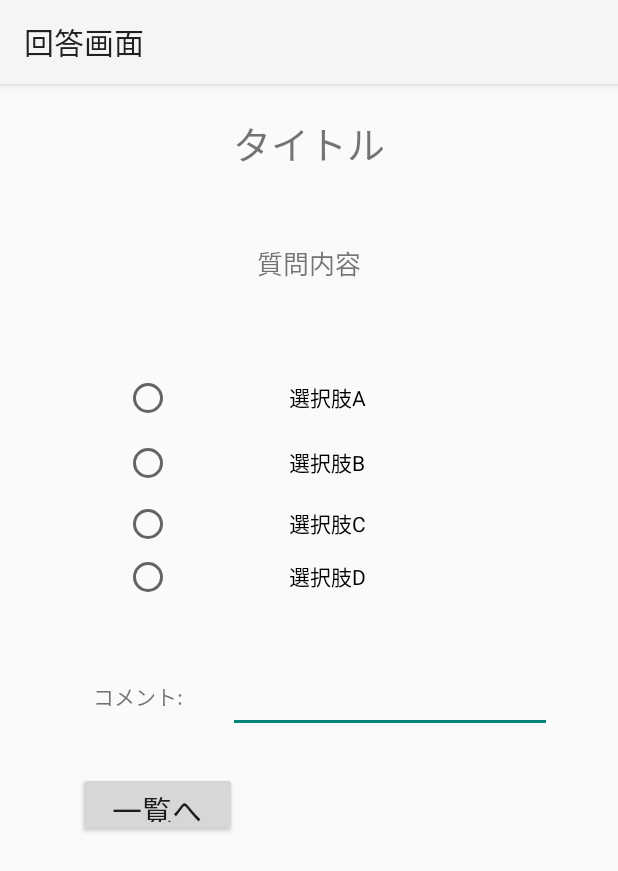
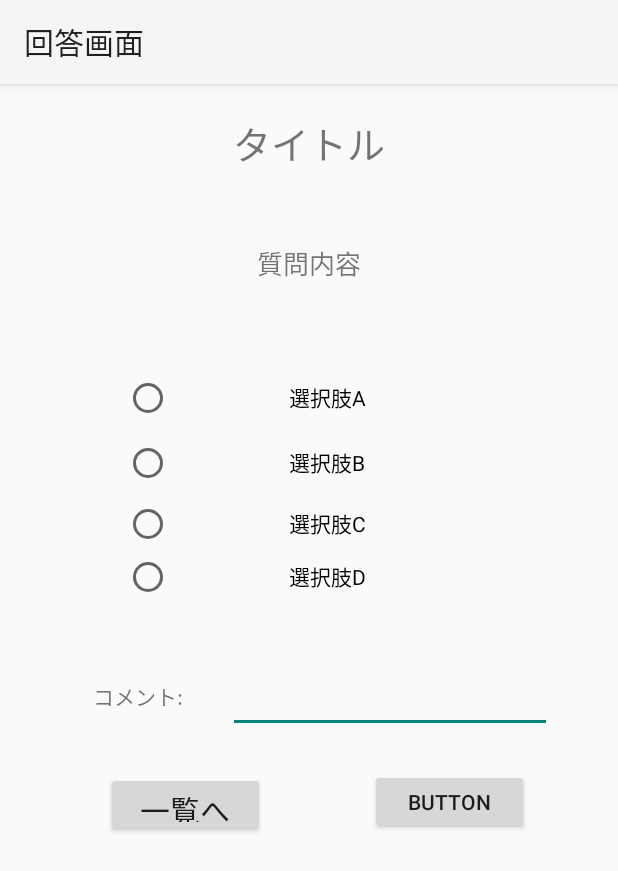
Before and after one commit to working-group/VotingApp, an Android app: the AnswerActivity screen opened directly, with no data from a screen before it, on a phone screen of 412 x 824 dp. Shown: the top 871 px of the screen. Run offline under Robolectric (Android 15) with nearby library versions, the phone set to English and light mode, and no system bars; network calls fail.

Commit message:
回答の取得

```diff
--- a/app/src/main/java/com/working_group/votingapp/activity/AnswerActivity.java
+++ b/app/src/main/java/com/working_group/votingapp/activity/AnswerActivity.java
@@ -1,19 +1,29 @@
 package com.working_group.votingapp.activity;
 
+import android.content.Intent;
 import android.os.Bundle;
 import android.support.v7.app.AppCompatActivity;
 import android.view.View;
 import android.widget.Button;
+import android.widget.EditText;
+import android.widget.RadioButton;
+import android.widget.RadioGroup;
+import android.widget.Toast;
 
 import com.working_group.votingapp.R;
 
 public class AnswerActivity extends AppCompatActivity {
+
+    private RadioGroup answers;
+    final private int uncheck = -1;
 
     @Override
     protected void onCreate(Bundle savedInstanceState) {
         super.onCreate(savedInstanceState);
         setContentView(R.layout.activity_answer);
         setTitle("回答画面");
+
+        answers = (RadioGroup)findViewById(R.id.answers);
 
         Button returnButton = (Button) findViewById(R.id.return_listActivity);
         returnButton.setOnClickListener(new View.OnClickListener() {
@@ -22,4 +32,16 @@ public class AnswerActivity extends AppCompatActivity {
             }
         });
     }
+
+    public void confirmAnswer(View view) {
+
+        // 選択済みのラジオボタンIDを取得(未選択なら-1)
+        int answerId = answers.getCheckedRadioButtonId();
+        if (answerId == uncheck) {
+            Toast.makeText(this, "回答が選択されていません。", Toast.LENGTH_SHORT).show();
+            return;
+        }
+
+        // TODO
+    }
 }
--- a/app/src/main/res/layout/activity_answer.xml
+++ b/app/src/main/res/layout/activity_answer.xml
@@ -17,14 +17,14 @@
         app:layout_editor_absoluteX="47dp"
         app:layout_constraintBottom_toBottomOf="parent"
         android:layout_marginBottom="27dp"
+        app:layout_constraintTop_toTopOf="@+id/guideline12"
+        android:layout_marginTop="8dp"
+        app:layout_constraintVertical_bias="0.0"
+        app:layout_constraintRight_toLeftOf="@+id/confirm"
+        android:layout_marginRight="4dp"
         android:layout_marginLeft="8dp"
         app:layout_constraintLeft_toLeftOf="parent"
-        android:layout_marginRight="8dp"
-        app:layout_constraintRight_toRightOf="parent"
-        app:layout_constraintHorizontal_bias="0.148"
-        app:layout_constraintTop_toTopOf="@+id/guideline12"
-        android:layout_marginTop="8dp"
-        app:layout_constraintVertical_bias="0.0" />
+        app:layout_constraintHorizontal_bias="0.505" />
 
     <TextView
         android:id="@+id/title"
@@ -197,4 +197,18 @@
             app:layout_constraintVertical_bias="0.166" />
     </RadioGroup>
 
+    <Button
+        android:id="@+id/confirm"
+        android:layout_width="106dp"
+        android:layout_height="43dp"
+        android:text="Button"
+        app:layout_constraintTop_toTopOf="@+id/guideline12"
+        android:layout_marginTop="8dp"
+        app:layout_constraintBottom_toBottomOf="parent"
+        android:layout_marginBottom="8dp"
+        app:layout_constraintVertical_bias="0.0"
+        android:layout_marginRight="59dp"
+        app:layout_constraintRight_toRightOf="parent"
+        android:onClick="confirmAnswer" />/>
+
 </android.support.constraint.ConstraintLayout>
```
